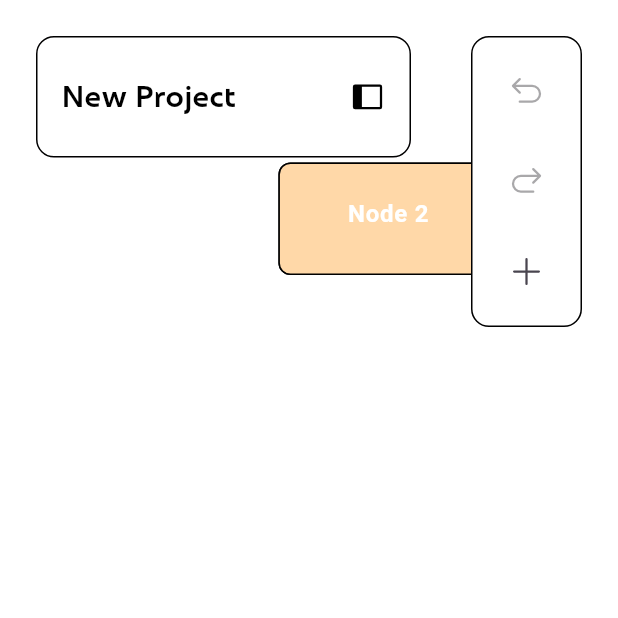
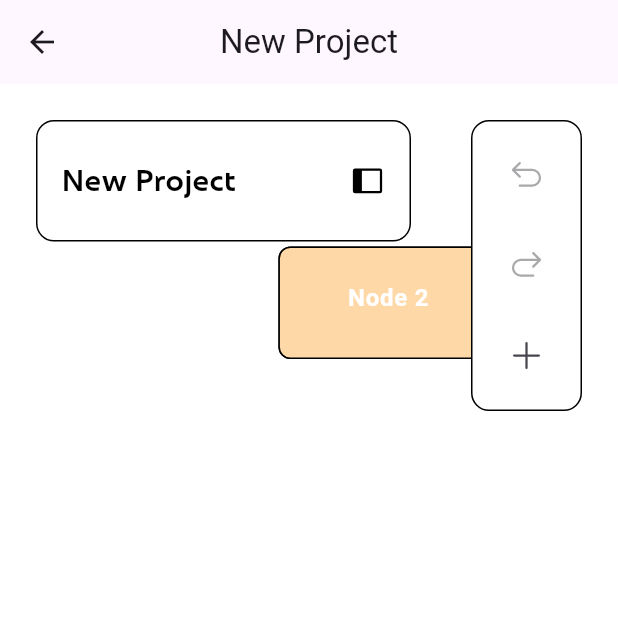
Before and after one commit to CookethOrg/Cooketh-Flow, a Flutter app: the Workspace screen opened directly, on a phone screen of 412 x 824 dp, the top half of it. Run offline on Flutter 3.47's test engine with Material 3 defaults, Android fonts, the phone set to English and light mode, and no system bars; our stand-ins replace dotted_border, flutter_dotenv, flutter_screenutil, google_fonts, phosphor_flutter, supabase_flutter; accounts and stored records are empty.

Commit message:
feat: some configuration regarding dashboard project management

```diff
--- a/lib/core/widgets/drawers/project_page_drawer.dart
+++ b/lib/core/widgets/drawers/project_page_drawer.dart
@@ -1,11 +1,13 @@
 import 'package:cookethflow/models/flow_manager.dart';
+import 'package:cookethflow/providers/flowmanage_provider.dart';
 import 'package:cookethflow/providers/workspace_provider.dart';
 import 'package:flutter/material.dart';
 import 'package:phosphor_flutter/phosphor_flutter.dart';
 import 'package:provider/provider.dart';
 
 class FloatingDrawer extends StatefulWidget {
-  const FloatingDrawer({super.key});
+  const FloatingDrawer({super.key,required this.flowId});
+  final String flowId;
 
   @override
   State<FloatingDrawer> createState() => _FloatingDrawerState();
@@ -19,7 +21,7 @@ class _FloatingDrawerState extends State<FloatingDrawer> {
   @override
   void initState() {
     super.initState();
-    _controller.text = FlowManager().flowName;
+    _controller.text = FlowmanageProvider().flowList[widget.flowId]!.flowName;
   }
 
   void toggleDrawer() {
--- a/lib/providers/flowmanage_provider.dart
+++ b/lib/providers/flowmanage_provider.dart
@@ -4,9 +4,11 @@ import 'package:cookethflow/models/user.dart';
 
 class FlowmanageProvider extends StateHandler {
   UserModel user = UserModel();
-  final Map<String, FlowManager> _flowList = {};
+  Map<String, FlowManager> _flowList = {};
   String _newFlowId = "";
-  FlowmanageProvider() : super();
+  FlowmanageProvider([super.intialState]) {
+    _flowList = {"1": FlowManager(flowId: "1")};
+  }
 
   Map<String, FlowManager> get flowList => _flowList;
   String get newFlowId => _newFlowId;
--- a/lib/providers/workspace_provider.dart
+++ b/lib/providers/workspace_provider.dart
@@ -4,10 +4,12 @@ import 'package:cookethflow/core/utils/state_handler.dart';
 import 'package:cookethflow/models/connection.dart';
 import 'package:cookethflow/models/flow_manager.dart';
 import 'package:cookethflow/models/flow_node.dart';
+import 'package:cookethflow/providers/flowmanage_provider.dart';
 import 'package:flutter/material.dart';
 
 class WorkspaceProvider extends StateHandler {
   // New instance of flow manager (new file)
+  FlowmanageProvider fl = FlowmanageProvider();
   FlowManager flowManager = FlowManager();
   // Keep track of list of nodes
   Map<String, FlowNode> _nodeList = {};
@@ -34,6 +36,7 @@ class WorkspaceProvider extends StateHandler {
             Random().nextDouble() * 800, // Random Y position
           ))
     };
+    flowManager.flowId = fl.newFlowId;
     print(flowManager.nodes);
     print(flowManager.connections);
 
--- a/lib/screens/dashboard.dart
+++ b/lib/screens/dashboard.dart
@@ -41,7 +41,7 @@ class Dashboard extends StatelessWidget {
                       },
                     ),
                     SizedBox(width: 80),
-                    ProjectCard(onTap: () {
+                    ProjectCard(flowId: "1",onTap: () {
                       Navigator.of(context).push(MaterialPageRoute(builder: (context) => Workspace(flowId: "1"),));
                     },),
                   ],
--- a/lib/screens/workspace.dart
+++ b/lib/screens/workspace.dart
@@ -15,6 +15,10 @@ class Workspace extends StatelessWidget {
     return Consumer<WorkspaceProvider>(
       builder: (context, workProvider, child) {
         return Scaffold(
+          appBar: AppBar(
+            title: Text(workProvider.fl.flowList[flowId]!.flowName),
+            centerTitle: true,
+          ),
           backgroundColor: const Color.fromARGB(255, 255, 255, 255),
           body: GestureDetector(
             onTapDown: (details) {
@@ -76,7 +80,7 @@ class Workspace extends StatelessWidget {
                     }),
                   ],
                 ),
-                FloatingDrawer(), // Left-side floating drawer
+                FloatingDrawer(flowId: flowId,), // Left-side floating drawer
 
                 Toolbar(onAdd: workProvider.addNode),
               ],
```
Also changed, not shown: lib/core/widgets/project_card.dart (+9 -2 lines).
